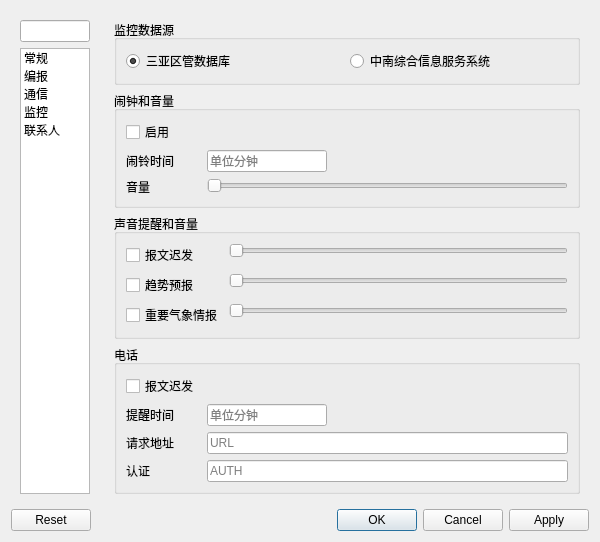
Above: tafor/ui/setting.ui from up1and/tafor before the change. Below: the same form after it.
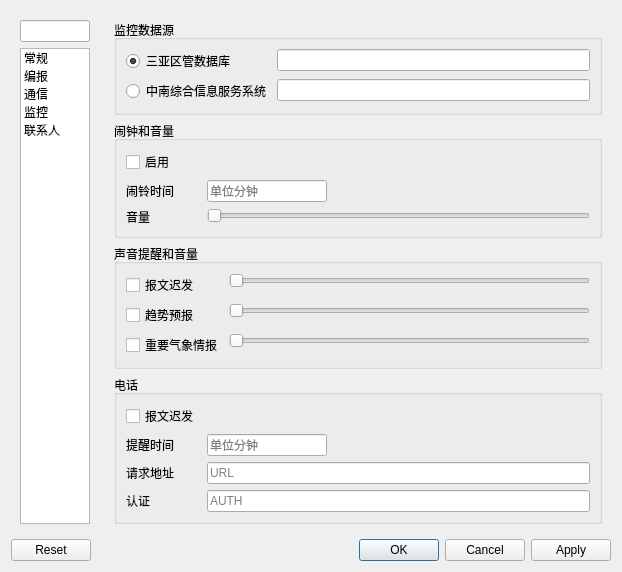
That is the form after the change. The open tabs and pages were chosen to show the change.

Commit message: 新增 SYDB & WebAPI 设置选项

```diff
--- a/tafor/ui/setting.ui
+++ b/tafor/ui/setting.ui
@@ -6,8 +6,8 @@
    <rect>
     <x>0</x>
     <y>0</y>
-    <width>600</width>
-    <height>471</height>
+    <width>622</width>
+    <height>489</height>
    </rect>
   </property>
   <property name="acceptDrops">
@@ -609,7 +609,7 @@
            <property name="title">
             <string>监控数据源</string>
            </property>
-           <layout class="QGridLayout" name="gridLayout_2">
+           <layout class="QFormLayout" name="formLayout_6">
             <item row="0" column="0">
              <widget class="QRadioButton" name="sydb">
               <property name="text">
@@ -621,12 +621,18 @@
              </widget>
             </item>
             <item row="0" column="1">
+             <widget class="QLineEdit" name="sydb_url"/>
+            </item>
+            <item row="1" column="0">
              <widget class="QRadioButton" name="web">
               <property name="text">
                <string>中南综合信息服务系统</string>
               </property>
              </widget>
             </item>
+            <item row="1" column="1">
+             <widget class="QLineEdit" name="web_url"/>
+            </item>
            </layout>
           </widget>
          </item>
```
Left out of the diff: 2 changed lines with no effect on the pictures. The commit also changes 4 other files.
